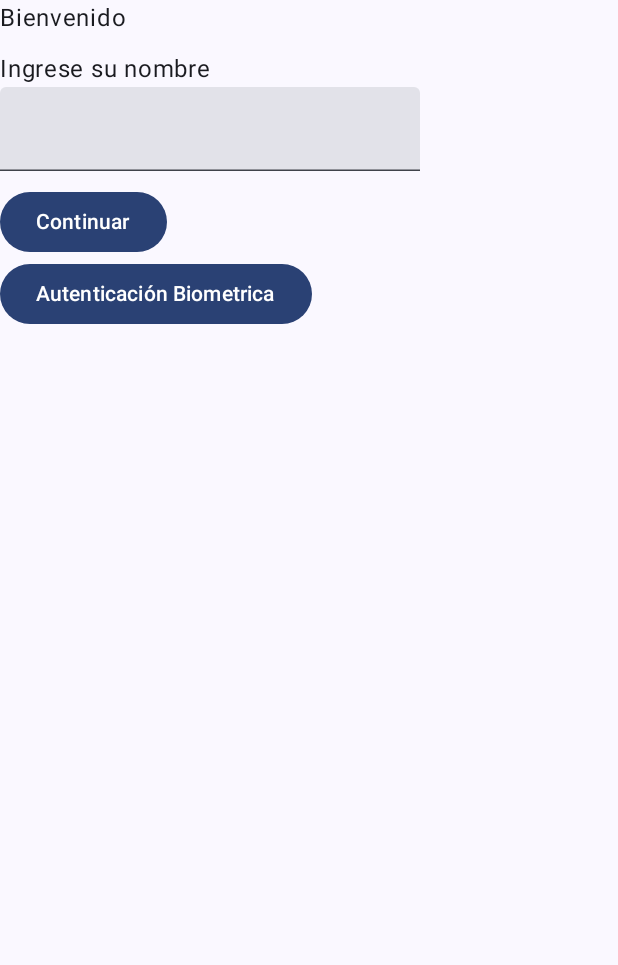
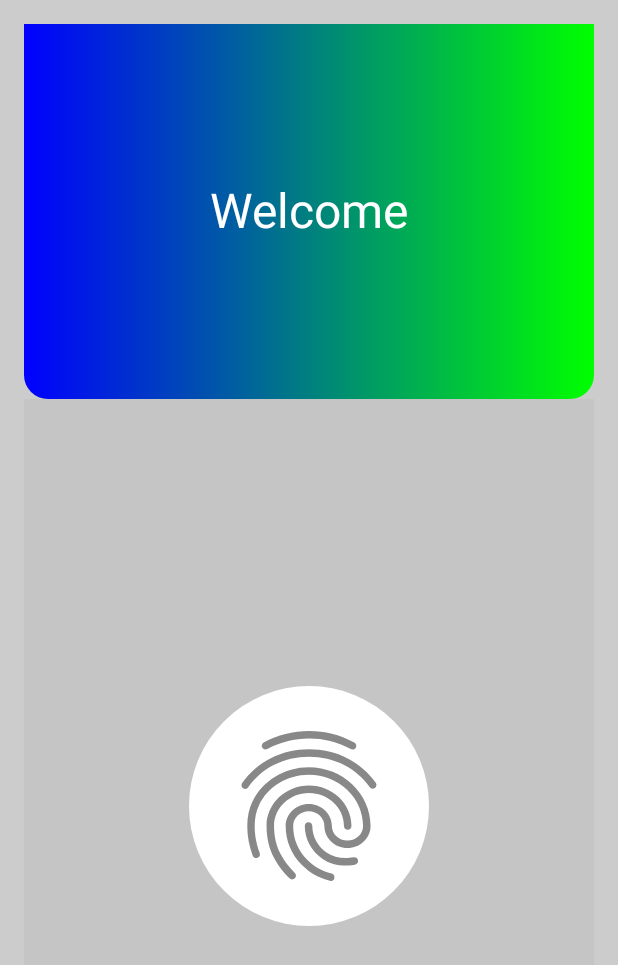
Before and after one commit to CodeSistency/loginBiometric, an Android app built with Jetpack Compose: the composable Home shown on its own in the app's theme, on a phone screen of 412 x 824 dp. Shown: the top 965 px of the screen. Run offline under Robolectric (Android 15) with nearby library versions, the phone set to English and light mode, and no system bars.

Commit message:
biometric worming

```diff
--- a/app/src/main/java/com/example/loginbiometric/MainActivity.kt
+++ b/app/src/main/java/com/example/loginbiometric/MainActivity.kt
@@ -9,6 +9,7 @@ import androidx.biometric.BiometricManager.Authenticators.BIOMETRIC_STRONG
 import androidx.biometric.BiometricManager.Authenticators.DEVICE_CREDENTIAL
 import androidx.biometric.BiometricPrompt
 import androidx.compose.foundation.background
+import androidx.compose.foundation.layout.Arrangement
 import androidx.compose.foundation.layout.Box
 import androidx.compose.foundation.layout.Column
 import androidx.compose.foundation.layout.Spacer
@@ -58,8 +59,8 @@ class MainActivity : FragmentActivity() {
         setContent {
             LoginBiometricTheme {
                 // A surface container using the 'background' color from the theme
-            /*Router()*/
-                PreviewLogin()
+            Router()
+
             }
         }
     }
@@ -145,10 +146,7 @@ fun PreviewHome() {
 @Composable
 fun Home(navController: NavHostController) {
 
-    var name by remember {
-        mutableStateOf("")
-    }
-//
+
     val context = LocalContext.current
     val activity = LocalContext.current as FragmentActivity
     val executor = ContextCompat.getMainExecutor(activity)
@@ -173,7 +171,7 @@ fun Home(navController: NavHostController) {
             override fun onAuthenticationSucceeded(result: BiometricPrompt.AuthenticationResult) {
                 super.onAuthenticationSucceeded(result)
                 Toast.makeText(context, "succeeded!", Toast.LENGTH_LONG).show()
-                navController.navigate("live")
+                navController.navigate("logged")
             }
 
             override fun onAuthenticationFailed() {
@@ -186,41 +184,72 @@ fun Home(navController: NavHostController) {
     )
 
 
+
+
     Column(
-        modifier = Modifier.fillMaxSize()
+        modifier = Modifier
+            .fillMaxSize()
+            .background(Color.LightGray)
+            .padding(16.dp)
     ) {
-        Text(text = "Bienvenido")
-        Spacer(modifier = Modifier.height(10.dp))
-        Text(text = "Ingrese su nombre")
-        TextField(value = name, onValueChange = {
-            name = it
-        })
-        Spacer(modifier = Modifier.height(10.dp))
-        Button(onClick = {
-            if (name.isNullOrBlank()){
-                Toast.makeText(context, "Ingrese un nombre", Toast.LENGTH_SHORT)
-            }else{
-
-                navController.navigate("live")
-            }
-        }) {
-            Text(text = "Continuar")
+        // First Section
+        Box(
+            modifier = Modifier
+                .fillMaxWidth()
+                .height(250.dp)
+                .background(
+                    Brush.horizontalGradient(
+                        colors = listOf(Color.Blue, Color.Green)
+                    ),
+                    shape = RoundedCornerShape(bottomStart = 16.dp, bottomEnd = 16.dp)
+                )
+        ) {
+            Text(
+                text = "Welcome",
+                color = Color.White,
+                style = MaterialTheme.typography.headlineLarge,
+                modifier = Modifier.align(Alignment.Center)
+            )
         }
 
+        // Second Section
+        Box(
+            modifier = Modifier
+                .fillMaxWidth()
+                .weight(1f)
+                .background(color = Color.Gray.copy(alpha = 0.1f))
+                .padding(16.dp),
+            contentAlignment = Alignment.Center
+        ) {
+            IconButton(
+                onClick = { biometricPrompt.authenticate(promptInfo) },
+                modifier = Modifier
+                    .size(160.dp)
+                    .clip(CircleShape)
+                    .background(Color.White)
+//                    .shadow(4.dp, CircleShape)
+            ) {
+                Icon(
+                    painterResource(id = R.drawable.ic_fingerprint),
+                    contentDescription = "Fingerprint Icon",
+                    tint = Color.Gray,
+                    modifier = Modifier
+                        .size(120.dp)
 
+                )
+            }
+        }
+    }
 
-        Button(onClick = {
-
-            biometricPrompt.authenticate(promptInfo)
-        }) {
-            Text(text = "Autenticación Biometrica")
-        }
-
-
-    }
 }
 
 @Composable
 fun LoggedIn() {
-
+    Column(
+        horizontalAlignment = Alignment.CenterHorizontally,
+        verticalArrangement = Arrangement.Center,
+        modifier = Modifier.fillMaxSize()
+    ) {
+        Text(text = "Logged In")
+    }
 }
```
